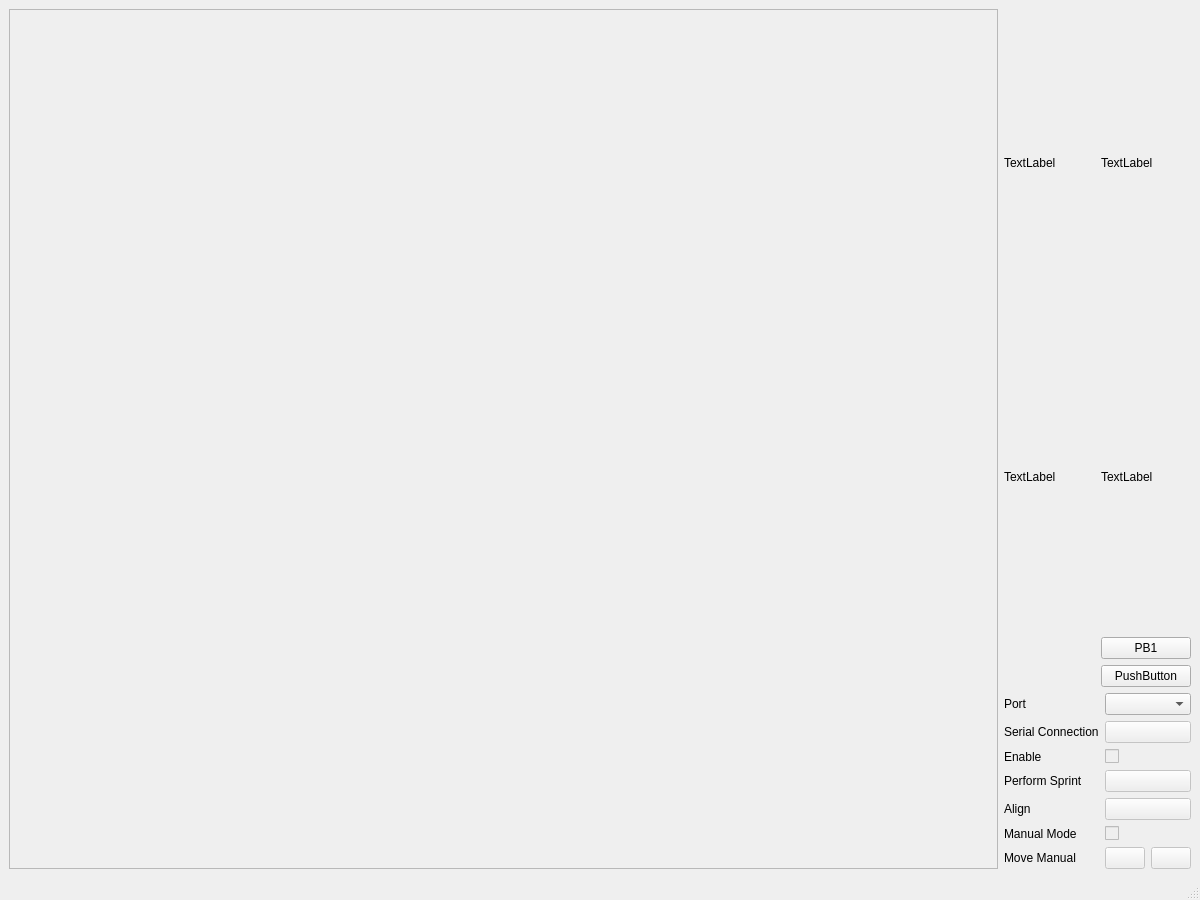
The window that grating_alignment/ui/ui.ui (GuaiGuaiOnMyComputer/grating-alignment) describes before a commit, drawn with Qt 5.
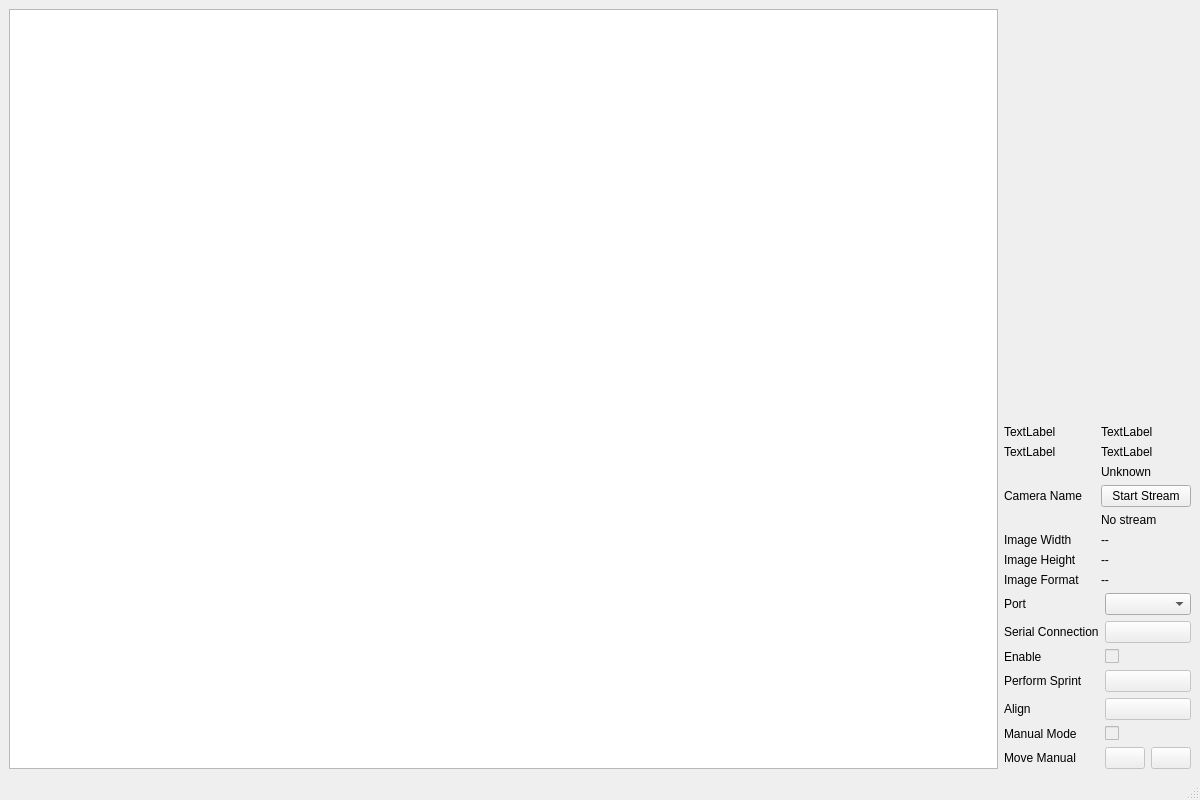
The same window after the commit. Icons and pictures are not drawn.

The edit to the form file:
```diff
--- a/grating_alignment/ui/ui.ui
+++ b/grating_alignment/ui/ui.ui
@@ -7,7 +7,7 @@
     <x>0</x>
     <y>0</y>
     <width>1200</width>
-    <height>900</height>
+    <height>800</height>
    </rect>
   </property>
   <property name="sizePolicy">
@@ -26,55 +26,128 @@
    <string>MainWindow</string>
   </property>
   <widget class="QWidget" name="centralwidget">
-   <layout class="QGridLayout" name="gridLayout_2">
-    <item row="0" column="0">
+   <layout class="QHBoxLayout" name="horizontalLayout_2">
+    <item>
      <layout class="QGridLayout" name="gridLayout" columnstretch="7,0">
       <item row="0" column="1">
        <layout class="QVBoxLayout" name="rightPanel_lyt" stretch="3,0">
         <item>
          <layout class="QGridLayout" name="labelsGrid_lyt">
-          <item row="0" column="1">
-           <widget class="QLabel" name="label_2">
-            <property name="text">
-             <string>TextLabel</string>
-            </property>
-           </widget>
-          </item>
-          <item row="3" column="1">
-           <widget class="QPushButton" name="pushButton_2">
-            <property name="text">
-             <string>PushButton</string>
-            </property>
-           </widget>
-          </item>
-          <item row="1" column="0">
-           <widget class="QLabel" name="label_3">
-            <property name="text">
-             <string>TextLabel</string>
-            </property>
-           </widget>
-          </item>
-          <item row="0" column="0">
-           <widget class="QLabel" name="label">
-            <property name="text">
-             <string>TextLabel</string>
-            </property>
-           </widget>
-          </item>
-          <item row="1" column="1">
+          <item row="2" column="1">
            <widget class="QLabel" name="label_4">
             <property name="text">
              <string>TextLabel</string>
             </property>
            </widget>
           </item>
-          <item row="2" column="1">
-           <widget class="QPushButton" name="pushButton">
+          <item row="6" column="1">
+           <widget class="QLabel" name="imgFormatDisplay_lbl">
             <property name="text">
-             <string>PB1</string>
+             <string>--</string>
             </property>
            </widget>
           </item>
+          <item row="4" column="0">
+           <widget class="QLabel" name="imgWidth_lbl">
+            <property name="text">
+             <string>Image Width</string>
+            </property>
+           </widget>
+          </item>
+          <item row="6" column="0">
+           <widget class="QLabel" name="imgFormat_lbl">
+            <property name="text">
+             <string>Image Format</string>
+            </property>
+           </widget>
+          </item>
+          <item row="1" column="0">
+           <widget class="QLabel" name="label">
+            <property name="text">
+             <string>TextLabel</string>
+            </property>
+           </widget>
+          </item>
+          <item row="2" column="0">
+           <widget class="QLabel" name="label_3">
+            <property name="text">
+             <string>TextLabel</string>
+            </property>
+           </widget>
+          </item>
+          <item row="3" column="0">
+           <widget class="QLabel" name="cameraName_lbl">
+            <property name="text">
+             <string>Camera Name</string>
+            </property>
+           </widget>
+          </item>
+          <item row="0" column="0">
+           <spacer name="verticalSpacer_2">
+            <property name="orientation">
+             <enum>Qt::Vertical</enum>
+            </property>
+            <property name="sizeHint" stdset="0">
+             <size>
+              <width>20</width>
+              <height>40</height>
+             </size>
+            </property>
+           </spacer>
+          </item>
+          <item row="4" column="1">
+           <widget class="QLabel" name="imgWidthDisplay_lbl">
+            <property name="text">
+             <string>--</string>
+            </property>
+           </widget>
+          </item>
+          <item row="5" column="0">
+           <widget class="QLabel" name="imgHeight_lbl">
+            <property name="text">
+             <string>Image Height</string>
+            </property>
+           </widget>
+          </item>
+          <item row="5" column="1">
+           <widget class="QLabel" name="imgHeightDisplay_lbl">
+            <property name="text">
+             <string>--</string>
+            </property>
+           </widget>
+          </item>
+          <item row="1" column="1">
+           <widget class="QLabel" name="label_2">
+            <property name="text">
+             <string>TextLabel</string>
+            </property>
+           </widget>
+          </item>
+          <item row="3" column="1">
+           <layout class="QVBoxLayout" name="verticalLayout">
+            <item>
+             <widget class="QLabel" name="cameraNameDisplay_lbl">
+              <property name="text">
+               <string>Unknown</string>
+              </property>
+             </widget>
+            </item>
+            <item>
+             <widget class="QPushButton" name="startCameraStream_btn">
+              <property name="text">
+               <string>Start Stream</string>
+              </property>
+             </widget>
+            </item>
+            <item>
+             <widget class="QLabel" name="streamingStatusDisplay_lbl">
+              <property name="text">
+               <string>No stream</string>
+              </property>
+             </widget>
+            </item>
+           </layout>
+          </item>
          </layout>
         </item>
         <item>
@@ -242,14 +315,7 @@
        </layout>
       </item>
       <item row="0" column="0">
-       <widget class="QFrame" name="cameraFeed_frm">
-        <property name="frameShape">
-         <enum>QFrame::StyledPanel</enum>
-        </property>
-        <property name="frameShadow">
-         <enum>QFrame::Raised</enum>
-        </property>
-       </widget>
+       <widget class="QGraphicsView" name="cameraFeed_grphv"/>
       </item>
      </layout>
     </item>
```
